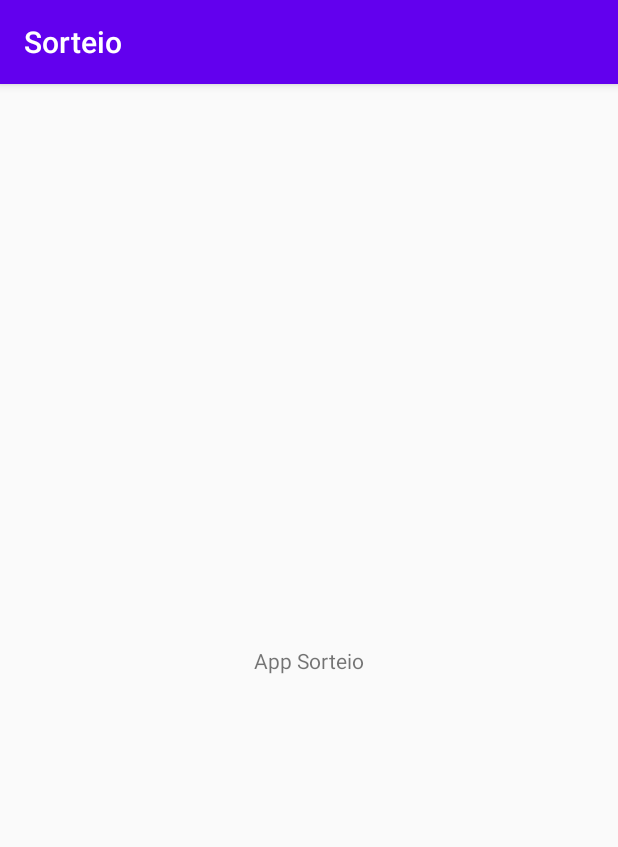
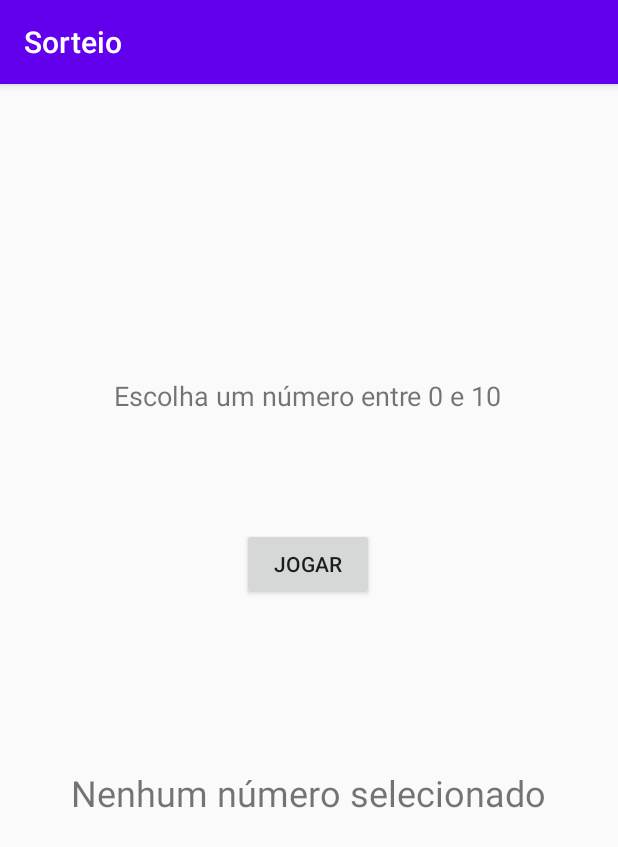
Before and after one commit to luccahora/App-Sorteio, an Android app: the screen it shows after launch (MainActivity), on a phone screen of 412 x 824 dp. Shown: the top 847 px of the screen. Run offline under Robolectric (Android 15) with nearby library versions, the phone set to English and light mode, and no system bars.

```diff
--- a/app/src/main/res/layout/activity_main.xml
+++ b/app/src/main/res/layout/activity_main.xml
@@ -7,12 +7,39 @@
     tools:context=".MainActivity">
 
     <TextView
+        android:id="@+id/textView"
         android:layout_width="wrap_content"
         android:layout_height="wrap_content"
-        android:text="App Sorteio"
+        android:text="Escolha um número entre 0 e 10"
+        android:textSize="18sp"
         app:layout_constraintBottom_toBottomOf="parent"
+        app:layout_constraintHorizontal_bias="0.496"
         app:layout_constraintLeft_toLeftOf="parent"
         app:layout_constraintRight_toRightOf="parent"
-        app:layout_constraintTop_toTopOf="parent" />
+        app:layout_constraintTop_toTopOf="parent"
+        app:layout_constraintVertical_bias="0.263" />
+
+    <Button
+        android:id="@+id/button"
+        android:layout_width="wrap_content"
+        android:layout_height="wrap_content"
+        android:layout_marginTop="76dp"
+        android:text="Jogar"
+        app:layout_constraintEnd_toEndOf="parent"
+        app:layout_constraintHorizontal_bias="0.498"
+        app:layout_constraintStart_toStartOf="parent"
+        app:layout_constraintTop_toBottomOf="@+id/textView" />
+
+    <TextView
+        android:id="@+id/textView2"
+        android:layout_width="wrap_content"
+        android:layout_height="wrap_content"
+        android:layout_marginTop="112dp"
+        android:text="Nenhum número selecionado"
+        android:textSize="24sp"
+        app:layout_constraintEnd_toEndOf="parent"
+        app:layout_constraintHorizontal_bias="0.494"
+        app:layout_constraintStart_toStartOf="parent"
+        app:layout_constraintTop_toBottomOf="@+id/button" />
 
 </androidx.constraintlayout.widget.ConstraintLayout>
```
